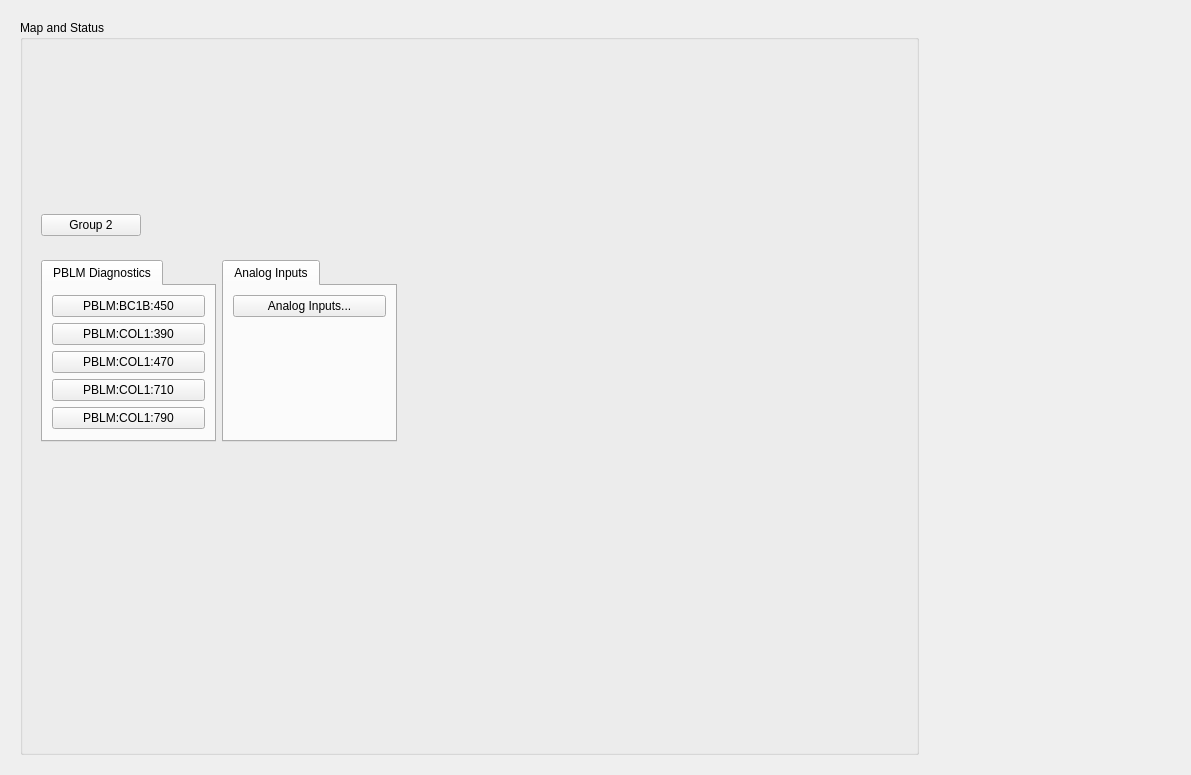
This is l1b_main.ui in ad-build-test/pydm-mps as Qt 5 draws it before an edit. The edited form follows.
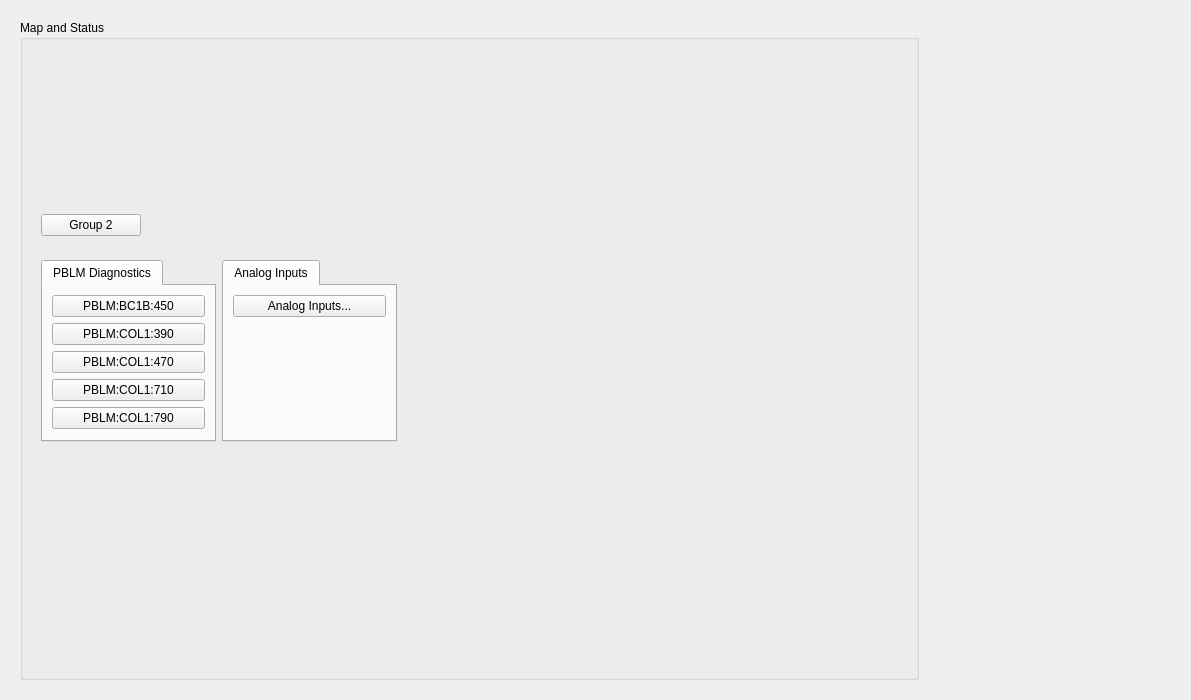
This is the edited form. Custom widgets are drawn as their Qt base class.

Commit message: Add analog buttons, change window size

```diff
--- a/l1b_main.ui
+++ b/l1b_main.ui
@@ -7,7 +7,7 @@
     <x>0</x>
     <y>0</y>
     <width>1191</width>
-    <height>775</height>
+    <height>700</height>
    </rect>
   </property>
   <property name="windowTitle">
```
The commit also changes 5 other files.
